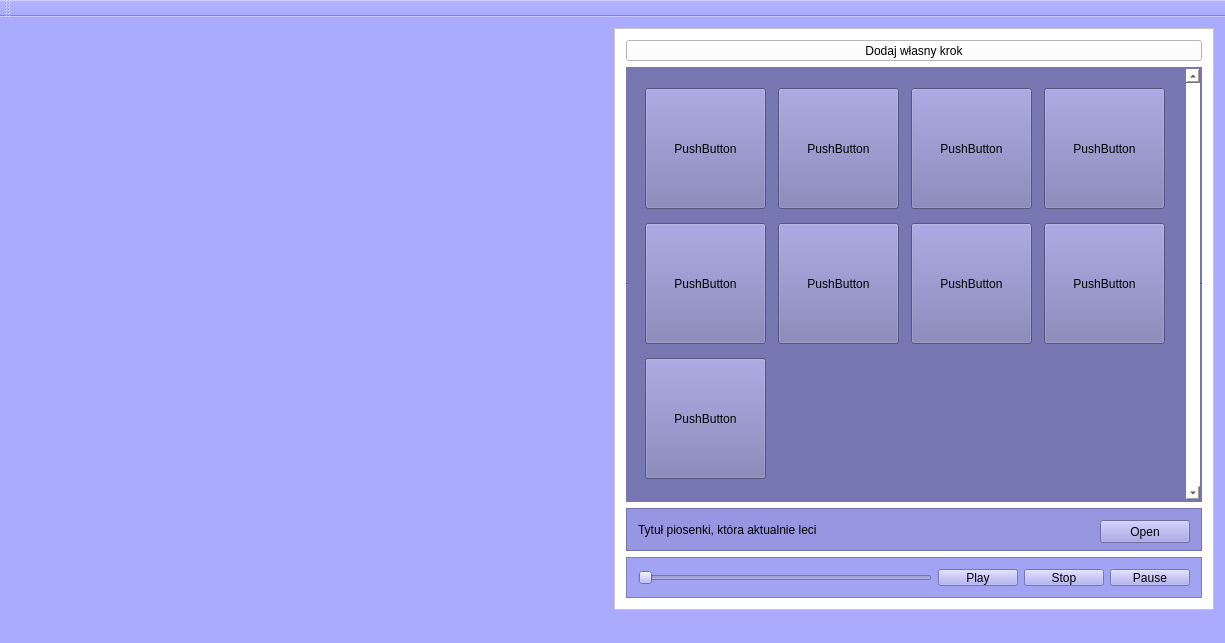
This is mainwindow.ui in MagdalenaZimoch/Dance-App as Qt 5 draws it before an edit. The edited form follows.
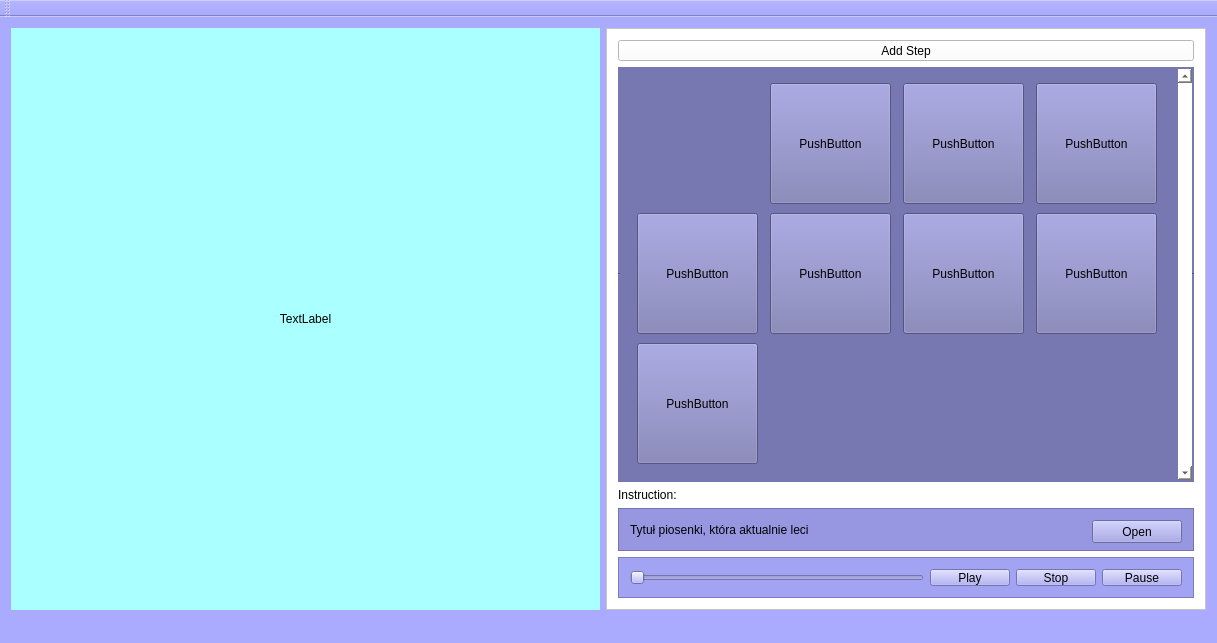
This is the edited form.

```diff
--- a/mainwindow.ui
+++ b/mainwindow.ui
@@ -46,7 +46,7 @@
           </size>
          </property>
          <property name="text">
-          <string>Dodaj własny krok</string>
+          <string>Add Step</string>
          </property>
         </widget>
        </item>
@@ -94,7 +94,7 @@
             <x>0</x>
             <y>0</y>
             <width>558</width>
-            <height>419</height>
+            <height>400</height>
            </rect>
           </property>
           <property name="sizePolicy">
@@ -266,25 +266,6 @@
              </property>
             </widget>
            </item>
-           <item row="0" column="1">
-            <widget class="QToolButton" name="btn1">
-             <property name="minimumSize">
-              <size>
-               <width>121</width>
-               <height>121</height>
-              </size>
-             </property>
-             <property name="maximumSize">
-              <size>
-               <width>121</width>
-               <height>121</height>
-              </size>
-             </property>
-             <property name="text">
-              <string>PushButton</string>
-             </property>
-            </widget>
-           </item>
            <item row="0" column="4">
             <widget class="QPushButton" name="pushButton_6">
              <property name="sizePolicy">
@@ -336,6 +317,13 @@
          </widget>
         </widget>
        </item>
+       <item>
+        <widget class="QLabel" name="label">
+         <property name="text">
+          <string>Instruction: </string>
+         </property>
+        </widget>
+       </item>
        <item>
         <widget class="QFrame" name="frame">
          <property name="maximumSize">
@@ -446,14 +434,28 @@
      </widget>
     </item>
     <item row="0" column="0">
-     <widget class="QFrame" name="Miejscenaframe">
-      <property name="minimumSize">
-       <size>
-        <width>597</width>
-        <height>566</height>
-       </size>
+     <widget class="QFrame" name="frame_2">
+      <property name="autoFillBackground">
+       <bool>false</bool>
       </property>
-      <layout class="QVBoxLayout" name="verticalLayout"/>
+      <property name="styleSheet">
+       <string notr="true">background-color: rgb(170, 255, 255);</string>
+      </property>
+      <layout class="QGridLayout" name="gridLayout_3">
+       <item row="0" column="0">
+        <widget class="QLabel" name="filmlabel">
+         <property name="styleSheet">
+          <string notr="true">color: rgb(0, 0, 0);</string>
+         </property>
+         <property name="text">
+          <string>TextLabel</string>
+         </property>
+         <property name="alignment">
+          <set>Qt::AlignCenter</set>
+         </property>
+        </widget>
+       </item>
+      </layout>
      </widget>
     </item>
    </layout>
```
Left out of the diff: 4 changed lines with no effect on the pictures.
